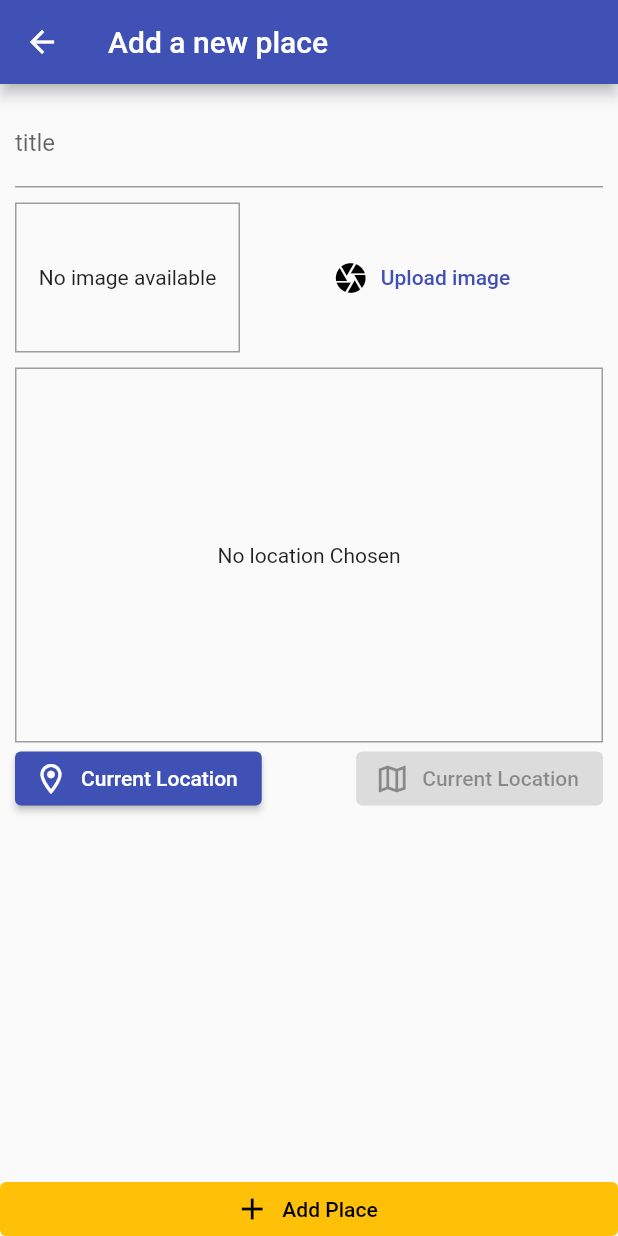
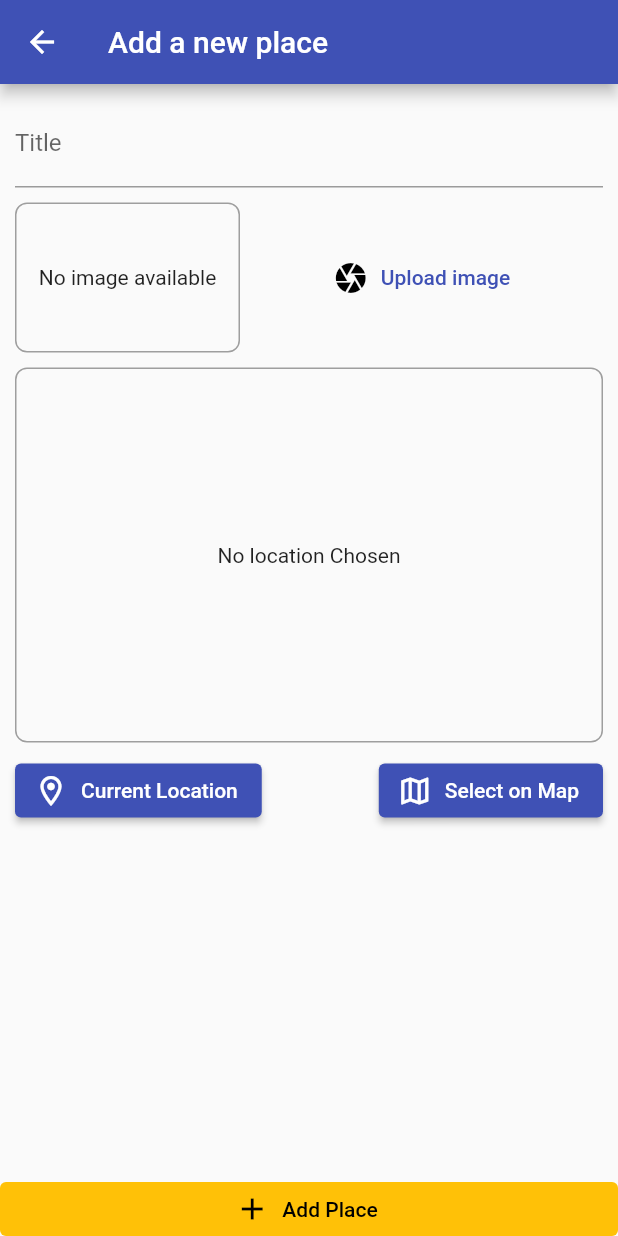
Before and after one commit to Shashank0271/Great_Places_App, a Flutter app: the AddPlaceScreen screen opened by its route, on a phone screen of 412 x 824 dp. Run offline on Flutter 3.47's test engine with Material 2 defaults, Android fonts, the phone set to English and light mode, and no system bars; our stand-ins replace flutter_staggered_animations, google_maps_flutter, image_picker, location, page_transition, sqflite; accounts and stored records are empty.

```diff
--- a/lib/screens/add_place_screen.dart
+++ b/lib/screens/add_place_screen.dart
@@ -70,7 +70,7 @@ class _AddPlaceScreenState extends State<AddPlaceScreen> {
                     TextField(
                       controller: titleTextController,
                       decoration: const InputDecoration(
-                        labelText: 'title',
+                        labelText: 'Title',
                         hintText: 'Enter the title here',
                       ),
                     ),
--- a/lib/widgets/image_input.dart
+++ b/lib/widgets/image_input.dart
@@ -38,8 +38,10 @@ class _ImageInputState extends State<ImageInput> {
         Container(
           height: 100,
           width: 150,
-          decoration:
-              BoxDecoration(border: Border.all(width: 1, color: Colors.grey)),
+          decoration: BoxDecoration(
+            border: Border.all(width: 1, color: Colors.grey),
+            borderRadius: const BorderRadius.all(Radius.circular(8)),
+          ),
           child: storedImage != null
               ? Image.file(
                   storedImage!,
--- a/lib/widgets/location_input.dart
+++ b/lib/widgets/location_input.dart
@@ -1,3 +1,5 @@
+// ignore_for_file: unused_field
+
 import 'package:flutter/material.dart';
 import 'package:location/location.dart';
 import 'package:google_maps_flutter/google_maps_flutter.dart';
@@ -43,10 +45,10 @@ class _LocationInputState extends State<LocationInput> {
           child: _cameraPosition == null
               ? const Center(child: Text('No location Chosen'))
               : GoogleMap(
-                  markers: markerSet,
                   scrollGesturesEnabled: false,
                   zoomControlsEnabled: false,
                   zoomGesturesEnabled: false,
+                  markers: markerSet,
                   initialCameraPosition: _cameraPosition!,
                   onMapCreated: (GoogleMapController controller) async {
                     _controller.complete(controller);
@@ -55,8 +57,10 @@ class _LocationInputState extends State<LocationInput> {
                 ),
           decoration: BoxDecoration(
             border: Border.all(color: Colors.grey),
+            borderRadius: const BorderRadius.all(Radius.circular(8)),
           ),
         ),
+        const SizedBox(height: 8),
         Row(
           mainAxisAlignment: MainAxisAlignment.spaceBetween,
           children: [
@@ -66,9 +70,9 @@ class _LocationInputState extends State<LocationInput> {
               label: const Text('Current Location'),
             ),
             ElevatedButton.icon(
-              onPressed: null,
+              onPressed: () {},
               icon: const Icon(Icons.map_outlined),
-              label: const Text('Current Location'),
+              label: const Text('Select on Map'),
             ),
           ],
         )
```
